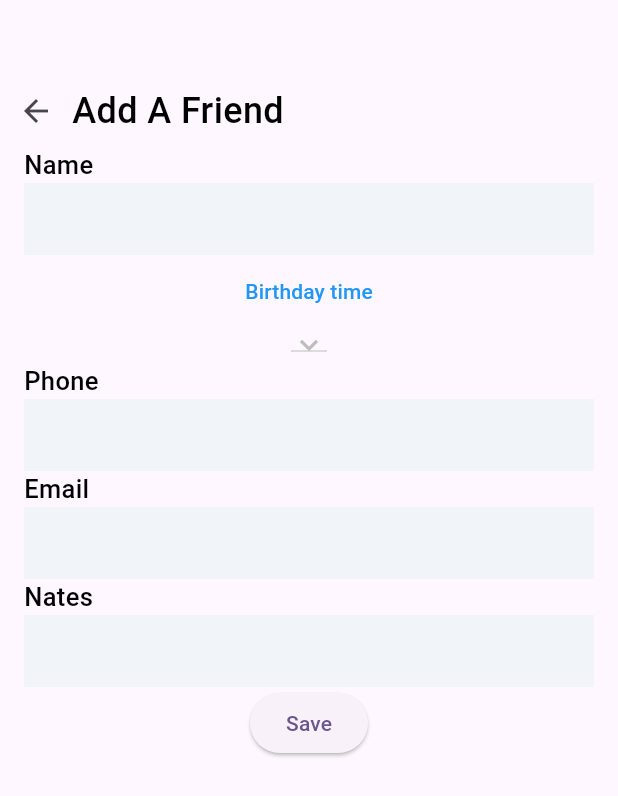
After one commit to uoa-compsci399-s2-2024/capstone-project-team-41, a Flutter app: the AddContactView screen opened directly, after a tap on "Birthday time", on a phone screen of 412 x 824 dp. The commit adds this screen. Shown: the top 796 px of the screen. Run offline on Flutter 3.47's test engine with Material 3 defaults, Android fonts, the phone set to English and light mode, and no system bars; our stand-ins replace fixnum, flutter_datetime_picker_plus, isar, persistent_bottom_nav_bar_v2, syncfusion_flutter_datepicker; missing offline and left inert: auth0_flutter, grpc, instant, protobuf; accounts and stored records are empty; generated files the repository leaves out were written again.

Commit message:
Fix DB not ready Add reminder view Calender view

```diff
--- /dev/null
+++ b/Mobile/lib/Features/Calender/CalenderViewModel.dart
@@ -0,0 +1,42 @@
+import 'package:RemindMate/Domain/Database/DatabaseConnector.dart';
+import 'package:RemindMate/Domain/Database/Models/Contact.dart';
+import 'package:RemindMate/Features/Calender/Models/UIOCalenderEvent.dart';
+import 'package:RemindMate/Features/Home/Models/UIOReminderCard.dart';
+import 'package:flutter/material.dart';
+import 'package:isar/isar.dart';
+
+class CalenderViewModel extends ChangeNotifier {
+  Map<String, List<UIOReminderCard>> eventMap = {};
+  DateTime selectedTime = DateTime.now();
+
+  CalenderViewModel() {
+    populateFromDatabase();
+    watchForDatabaseChanges();
+  }
+
+  Future<void> watchForDatabaseChanges() async {
+    final database = DatabaseConnector.instance.isar;
+    Stream<void> contactsChanged = database.contacts.watchLazy();
+    contactsChanged.listen((contacts) {
+      populateFromDatabase();
+    });
+  }
+
+  Future<void> populateFromDatabase() async {
+    final database = DatabaseConnector.instance.isar;
+    var dbContacts = await database.contacts.where().findAll();
+
+    for (final contact in dbContacts) {
+      for (final reminder in contact.reminders!) {
+        if (!eventMap
+            .containsKey(reminder.startTime!.toIso8601String().split("T")[0])) {
+          eventMap[reminder.startTime!.toIso8601String().split("T")[0]] = [];
+        }
+        eventMap[reminder.startTime!.toIso8601String().split("T")[0]]
+            ?.add(UIOReminderCard.db(reminder));
+      }
+    }
+
+    notifyListeners();
+  }
+}
--- /dev/null
+++ b/Mobile/lib/Features/Calender/Models/UIOCalenderEvent.dart
@@ -0,0 +1,13 @@
+import 'package:RemindMate/Domain/Database/Models/Contact.dart';
+
+class UIOCalenderEvent {
+  late String name;
+  late DateTime startTime;
+  late DateTime endTime;
+
+  UIOCalenderEvent(ContactReminder reminder) {
+    this.name = reminder.name!;
+    startTime = reminder.startTime!;
+    endTime = reminder.endTime!;
+  }
+}
--- /dev/null
+++ b/Mobile/lib/Features/Contacts/AddContact/AddContactView.dart
@@ -0,0 +1,130 @@
+import 'package:RemindMate/Features/Contacts/AddContact/AddContactViewModel.dart';
+import 'package:RemindMate/Features/Contacts/Reminder/AddReminderViewModel.dart';
+import 'package:RemindMate/Features/Main/AppState.dart';
+import 'package:RemindMate/Features/Main/Models/UIOAppState.dart';
+import 'package:RemindMate/Features/Views/TextFieldView.dart';
+import 'package:RemindMate/Features/Views/TextStyles.dart';
+import 'package:flutter/material.dart';
+import 'package:instant/instant.dart';
+import 'package:provider/provider.dart';
+import 'package:flutter_datetime_picker_plus/flutter_datetime_picker_plus.dart'
+    as picker;
+
+class AddContactView extends StatefulWidget {
+  const AddContactView({super.key});
+
+  @override
+  State<AddContactView> createState() => _AddContactViewState();
+}
+
+class _AddContactViewState extends State<AddContactView> {
+  final TextEditingController nameTextEditingController =
+      TextEditingController();
+  final TextEditingController notesTextEditingController =
+      TextEditingController();
+  final TextEditingController phoneTextEditingController =
+      TextEditingController();
+  final TextEditingController emailTextEditingController =
+      TextEditingController();
+
+  @override
+  Widget build(BuildContext context) {
+    return Scaffold(body:
+        Consumer<AddContactViewModel>(builder: (context, viewModel, child) {
+      return SingleChildScrollView(
+          child: Padding(
+        padding: const EdgeInsets.only(top: 50),
+        child: Column(
+          children: [
+            Row(
+              children: [
+                IconButton(
+                    onPressed: () {
+                      AppState().setAppState(UIOAppState.home);
+                    },
+                    icon: Icon(Icons.arrow_back)),
+                Text(
+                  "Add A Friend",
+                  style: Textstyles.P0,
+                ),
+              ],
+            ),
+            Textfieldview(
+                controller: nameTextEditingController,
+                onChange: (value) {
+                  viewModel.name = value;
+                },
+                hintText: "Name"),
+            TextButton(
+                onPressed: () {
+                  picker.DatePicker.showDateTimePicker(context,
+                      showTitleActions: true,
+                      minTime: DateTime(2018, 3, 5),
+                      maxTime: DateTime(2019, 6, 7),
+                      theme: picker.DatePickerTheme(
+                          headerColor: Colors.orange,
+                          backgroundColor: Colors.blue,
+                          itemStyle: TextStyle(
+                              color: Colors.white,
+                              fontWeight: FontWeight.bold,
+                              fontSize: 18),
+                          doneStyle:
+                              TextStyle(color: Colors.white, fontSize: 16)),
+                      onChanged: (date) {
+                    viewModel.birthDay = date;
+                  },
+                      onConfirm: (date) {},
+                      currentTime: viewModel.birthDay,
+                      locale: picker.LocaleType.en);
+                },
+                child: Text(
+                  'Birthday time',
+                  style: TextStyle(color: Colors.blue),
+                )),
+            DropdownButton(
+              value: viewModel.timeZone,
+              icon: const Icon(Icons.keyboard_arrow_down),
+              items: timeZoneOffsets.keys.map((String items) {
+                return DropdownMenuItem(
+                  value: items,
+                  child: Text(items),
+                );
+              }).toList(),
+              onChanged: (String? newValue) {
+                setState(() {
+                  viewModel.timeZone = newValue!;
+                });
+              },
+            ),
+            Textfieldview(
+              controller: phoneTextEditingController,
+              onChange: (value) {
+                viewModel.notes = value;
+              },
+              hintText: "Phone",
+            ),
+            Textfieldview(
+              controller: emailTextEditingController,
+              onChange: (value) {
+                viewModel.notes = value;
+              },
+              hintText: "Email",
+            ),
+            Textfieldview(
+              controller: notesTextEditingController,
+              onChange: (value) {
+                viewModel.notes = value;
+              },
+              hintText: "Nates",
+            ),
+            ElevatedButton(
+                onPressed: () {
+                  viewModel.saveContact();
+                },
+                child: Text("Save"))
+          ],
+        ),
+      ));
+    }));
+  }
+}
--- /dev/null
+++ b/Mobile/lib/Features/Contacts/AddContact/AddContactViewModel.dart
@@ -0,0 +1,32 @@
+import 'package:RemindMate/Domain/Database/DatabaseConnector.dart';
+import 'package:RemindMate/Domain/Database/Models/Contact.dart';
+import 'package:RemindMate/Domain/Database/Models/ContactType.dart';
+import 'package:RemindMate/Features/Main/AppState.dart';
+import 'package:RemindMate/Features/Main/Models/UIOAppState.dart';
+import 'package:flutter/material.dart';
+
+class AddContactViewModel extends ChangeNotifier {
+  String name = "";
+  String notes = "";
+  String phone = "";
+  String email = "";
+  String timeZone = "NZDT";
+  DateTime birthDay = DateTime.now();
+
+  Future<void> saveContact() async {
+    final database = DatabaseConnector.instance.isar;
+
+    database.writeTxnSync(() {
+      database.contacts.putSync(Contact()
+        ..birthday = birthDay.toIso8601String().split("T")[0]
+        ..email = email
+        ..name = name
+        ..phoneNumber = phone
+        ..notes = notes
+        ..timezone = timeZone
+        ..type = ContactType.friend
+        ..reminders = List.of([]));
+    });
+    AppState().setAppState(UIOAppState.home);
+  }
+}
--- a/Mobile/lib/Features/Main/MainView.dart
+++ b/Mobile/lib/Features/Main/MainView.dart
@@ -1,3 +1,4 @@
+import 'package:RemindMate/Features/Contacts/AddContact/AddContactView.dart';
 import 'package:RemindMate/Features/Contacts/Contact/ContactView.dart';
 import 'package:RemindMate/Features/Contacts/Reminder/AddReminderView.dart';
 import 'package:RemindMate/Features/Login/LoginView.dart';
@@ -26,6 +27,8 @@ class MainView extends StatelessWidget {
           return const ContactView();
         case UIOAppState.addReminder:
           return const AddReminderView();
+        case UIOAppState.addContact:
+          return const AddContactView();
       }
     }));
   }
--- a/Mobile/lib/Features/Main/Models/UIOAppState.dart
+++ b/Mobile/lib/Features/Main/Models/UIOAppState.dart
@@ -1 +1 @@
-enum UIOAppState { splash, login, home, contact, addReminder }
+enum UIOAppState { splash, login, home, contact, addReminder, addContact }
--- a/Mobile/lib/Features/Views/ColorPalette.dart
+++ b/Mobile/lib/Features/Views/ColorPalette.dart
@@ -6,4 +6,5 @@ final class ColorPalette {
   static Color secondaryPink = const Color(0xFFFF7D88);
   static Color primaryOrange = const Color(0xFFFFB366);
   static Color lightGray = const Color(0xFFF4F3F1);
+  static Color midGray = const Color(0xFFF1F5F9);
 }
--- /dev/null
+++ b/Mobile/lib/Features/Views/TextFieldView.dart
@@ -0,0 +1,43 @@
+import 'package:RemindMate/Features/Views/ColorPalette.dart';
+import 'package:RemindMate/Features/Views/TextStyles.dart';
+import 'package:flutter/material.dart';
+
+class Textfieldview extends StatelessWidget {
+  final TextEditingController controller;
+  final ValueChanged<String> onChange;
+  final String hintText;
+
+  const Textfieldview(
+      {super.key,
+      required this.controller,
+      required this.onChange,
+      required this.hintText});
+
+  @override
+  Widget build(BuildContext context) {
+    return Padding(
+      padding: const EdgeInsets.only(left: 16, right: 16),
+      child: Column(
+        children: [
+          Row(
+            children: [
+              Text(
+                hintText,
+                style: Textstyles.P1,
+              ),
+            ],
+          ),
+          TextField(
+            controller: controller,
+            onChanged: onChange,
+            decoration: InputDecoration(
+              border: InputBorder.none,
+              filled: true,
+              fillColor: ColorPalette.midGray,
+            ),
+          ),
+        ],
+      ),
+    );
+  }
+}
--- a/Mobile/lib/Features/Views/TextStyles.dart
+++ b/Mobile/lib/Features/Views/TextStyles.dart
@@ -5,8 +5,10 @@ final class Textstyles {
       TextStyle(color: Colors.black, fontSize: 32, fontWeight: FontWeight.w400);
   static const TextStyle H3 =
       TextStyle(color: Colors.white, fontSize: 18, fontWeight: FontWeight.bold);
-  static const TextStyle P0 =
-      TextStyle(color: Colors.black, fontSize: 24, fontWeight: FontWeight.w500);
+  static const TextStyle P0 = TextStyle(
+      color: Color.fromRGBO(0, 0, 0, 1),
+      fontSize: 24,
+      fontWeight: FontWeight.w500);
   static const TextStyle P1 =
       TextStyle(color: Colors.black, fontSize: 17, fontWeight: FontWeight.w500);
   static const TextStyle B1 =
--- a/Mobile/pubspec.yaml
+++ b/Mobile/pubspec.yaml
@@ -43,6 +43,7 @@ dependencies:
   isar_flutter_libs: *isar_version
   path_provider: ^2.1.4
   flutter_datetime_picker_plus: ^2.2.0
+  syncfusion_flutter_datepicker: ^26.2.13
 
 dev_dependencies:
   flutter_test:
```
Also changed, not shown: Mobile/lib/Domain/GrpcConnector/ExampleGrpcConnector.dart (+4 -5 lines), Mobile/lib/Features/Calender/CalenderView.dart (added, +72 -0 lines), Mobile/lib/Features/Contacts/List/ContactsView.dart (+7 -1 lines), Mobile/lib/Features/TabBar/RootTabBarView.dart (+8 -0 lines), Mobile/lib/main.dart (+10 -7 lines).
